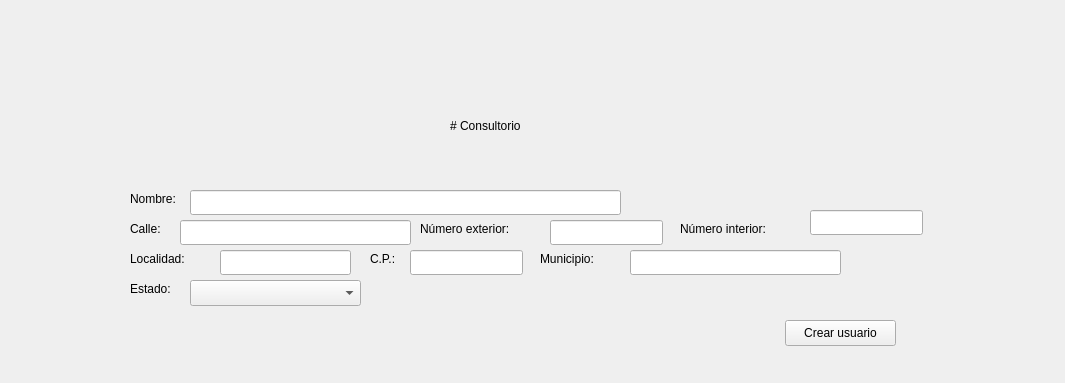
Qt form Documentacion/QtDesigner/consultorio_crear.ui (AsgardUtvt/ProyectoIntegrador1) before a commit.
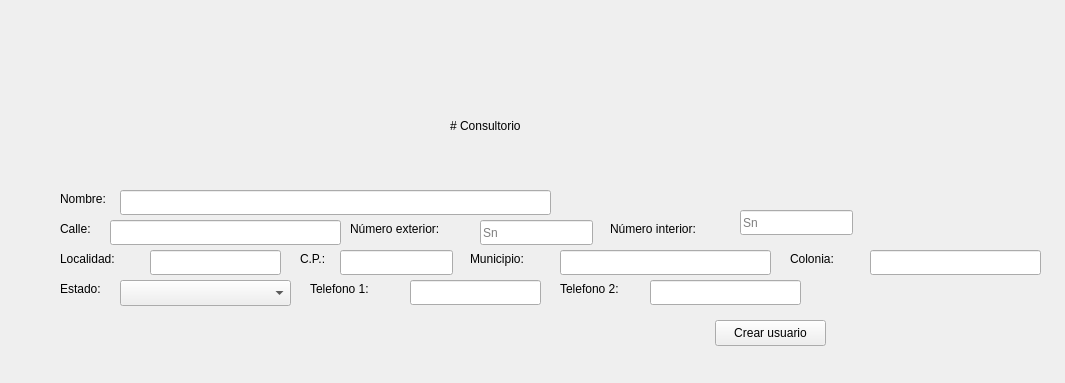
The same form after that commit.

Commit message: Add: Singleton para ids y se agrego lógica de consultorio

```diff
--- a/Documentacion/QtDesigner/consultorio_crear.ui
+++ b/Documentacion/QtDesigner/consultorio_crear.ui
@@ -16,7 +16,7 @@
   <widget class="QLineEdit" name="le_municipio">
    <property name="geometry">
     <rect>
-     <x>630</x>
+     <x>560</x>
      <y>250</y>
      <width>211</width>
      <height>25</height>
@@ -26,7 +26,7 @@
   <widget class="QLabel" name="label_7">
    <property name="geometry">
     <rect>
-     <x>680</x>
+     <x>610</x>
      <y>220</y>
      <width>131</width>
      <height>18</height>
@@ -39,17 +39,20 @@
   <widget class="QLineEdit" name="le_num_interior">
    <property name="geometry">
     <rect>
-     <x>810</x>
+     <x>740</x>
      <y>210</y>
      <width>113</width>
      <height>25</height>
     </rect>
    </property>
+   <property name="placeholderText">
+    <string>Sn</string>
+   </property>
   </widget>
   <widget class="QLabel" name="label_4">
    <property name="geometry">
     <rect>
-     <x>130</x>
+     <x>60</x>
      <y>250</y>
      <width>151</width>
      <height>18</height>
@@ -78,7 +81,7 @@
   <widget class="QLabel" name="label_3">
    <property name="geometry">
     <rect>
-     <x>130</x>
+     <x>60</x>
      <y>220</y>
      <width>51</width>
      <height>18</height>
@@ -91,7 +94,7 @@
   <widget class="QLabel" name="label_5">
    <property name="geometry">
     <rect>
-     <x>130</x>
+     <x>60</x>
      <y>280</y>
      <width>61</width>
      <height>18</height>
@@ -104,7 +107,7 @@
   <widget class="QLabel" name="label_8">
    <property name="geometry">
     <rect>
-     <x>370</x>
+     <x>300</x>
      <y>250</y>
      <width>41</width>
      <height>18</height>
@@ -117,7 +120,7 @@
   <widget class="QLabel" name="label_9">
    <property name="geometry">
     <rect>
-     <x>540</x>
+     <x>470</x>
      <y>250</y>
      <width>91</width>
      <height>18</height>
@@ -130,7 +133,7 @@
   <widget class="QLineEdit" name="le_calle">
    <property name="geometry">
     <rect>
-     <x>180</x>
+     <x>110</x>
      <y>220</y>
      <width>231</width>
      <height>25</height>
@@ -140,17 +143,20 @@
   <widget class="QLineEdit" name="le_num_exterior">
    <property name="geometry">
     <rect>
-     <x>550</x>
+     <x>480</x>
      <y>220</y>
      <width>113</width>
      <height>25</height>
     </rect>
    </property>
+   <property name="placeholderText">
+    <string>Sn</string>
+   </property>
   </widget>
   <widget class="QLineEdit" name="le_cp">
    <property name="geometry">
     <rect>
-     <x>410</x>
+     <x>340</x>
      <y>250</y>
      <width>113</width>
      <height>25</height>
@@ -160,7 +166,7 @@
   <widget class="QLineEdit" name="le_nombre_consultorio">
    <property name="geometry">
     <rect>
-     <x>190</x>
+     <x>120</x>
      <y>190</y>
      <width>431</width>
      <height>25</height>
@@ -170,7 +176,7 @@
   <widget class="QComboBox" name="cb_estado">
    <property name="geometry">
     <rect>
-     <x>190</x>
+     <x>120</x>
      <y>280</y>
      <width>171</width>
      <height>26</height>
@@ -183,7 +189,7 @@
   <widget class="QPushButton" name="pb_crear_usuario">
    <property name="geometry">
     <rect>
-     <x>785</x>
+     <x>715</x>
      <y>320</y>
      <width>111</width>
      <height>26</height>
@@ -196,7 +202,7 @@
   <widget class="QLabel" name="label_6">
    <property name="geometry">
     <rect>
-     <x>420</x>
+     <x>350</x>
      <y>220</y>
      <width>131</width>
      <height>18</height>
@@ -209,7 +215,7 @@
   <widget class="QLineEdit" name="le_localidad">
    <property name="geometry">
     <rect>
-     <x>220</x>
+     <x>150</x>
      <y>250</y>
      <width>131</width>
      <height>25</height>
@@ -219,7 +225,7 @@
   <widget class="QLabel" name="label_2">
    <property name="geometry">
     <rect>
-     <x>130</x>
+     <x>60</x>
      <y>190</y>
      <width>61</width>
      <height>18</height>
@@ -229,6 +235,75 @@
     <string>Nombre:</string>
    </property>
   </widget>
+  <widget class="QLabel" name="label_10">
+   <property name="geometry">
+    <rect>
+     <x>310</x>
+     <y>280</y>
+     <width>91</width>
+     <height>18</height>
+    </rect>
+   </property>
+   <property name="text">
+    <string>Telefono 1:</string>
+   </property>
+  </widget>
+  <widget class="QLineEdit" name="le_telefono">
+   <property name="geometry">
+    <rect>
+     <x>410</x>
+     <y>280</y>
+     <width>131</width>
+     <height>25</height>
+    </rect>
+   </property>
+  </widget>
+  <widget class="QLabel" name="label_11">
+   <property name="geometry">
+    <rect>
+     <x>560</x>
+     <y>280</y>
+     <width>91</width>
+     <height>18</height>
+    </rect>
+   </property>
+   <property name="text">
+    <string>Telefono 2:</string>
+   </property>
+  </widget>
+  <widget class="QLineEdit" name="le_telefono_dos">
+   <property name="geometry">
+    <rect>
+     <x>650</x>
+     <y>280</y>
+     <width>151</width>
+     <height>25</height>
+    </rect>
+   </property>
+  </widget>
+  <widget class="QLabel" name="label_12">
+   <property name="geometry">
+    <rect>
+     <x>790</x>
+     <y>250</y>
+     <width>71</width>
+     <height>18</height>
+    </rect>
+   </property>
+   <property name="text">
+    <string>Colonia:</string>
+   </property>
+  </widget>
+  <widget class="QLineEdit" name="le_colonia">
+   <property name="geometry">
+    <rect>
+     <x>870</x>
+     <y>250</y>
+     <width>171</width>
+     <height>25</height>
+    </rect>
+   </property>
+  </widget>
  </widget>
  <resources/>
  <connections/>
```
The commit also changes 17 other files.
